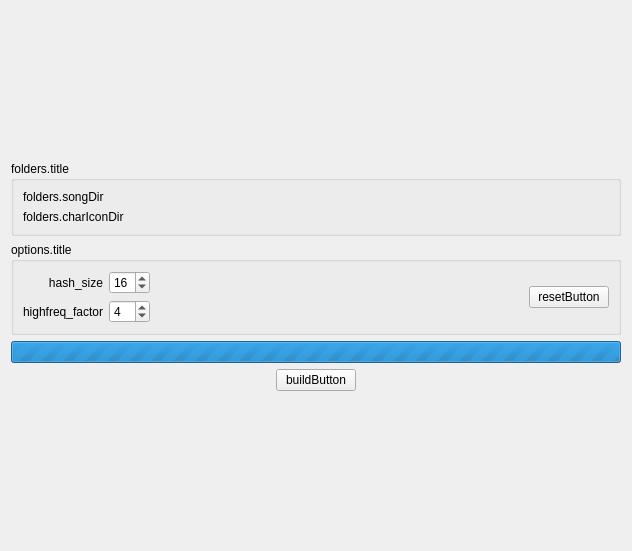
This is ui/designer/tabs/tabOcr/tabOcr_BuildPHashDatabase.ui in ArcaeaOffline/client-pyside6 as Qt 5 draws it before an edit. The edited form follows.
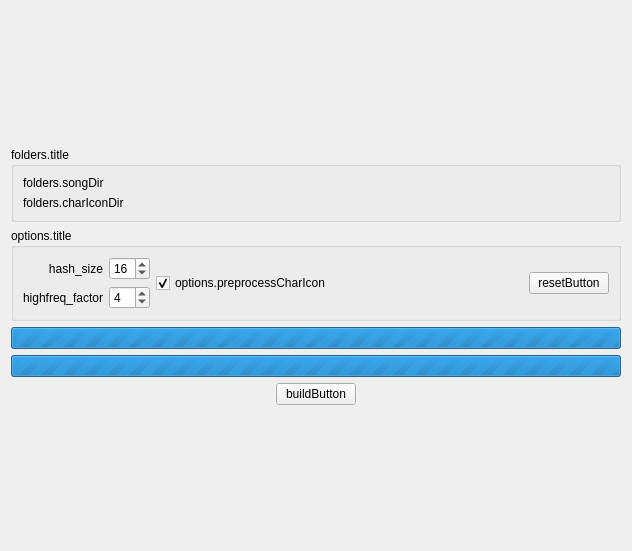
This is the edited form. Custom widgets are drawn as their Qt base class.

Commit message: impr: TabOcr_BuildPHashDatabase

```diff
--- a/ui/designer/tabs/tabOcr/tabOcr_BuildPHashDatabase.ui
+++ b/ui/designer/tabs/tabOcr/tabOcr_BuildPHashDatabase.ui
@@ -151,6 +151,16 @@
         </item>
        </layout>
       </item>
+      <item>
+       <widget class="QCheckBox" name="preprocessCharIconCheckBox">
+        <property name="text">
+         <string>options.preprocessCharIcon</string>
+        </property>
+        <property name="checked">
+         <bool>true</bool>
+        </property>
+       </widget>
+      </item>
       <item>
        <spacer name="horizontalSpacer_3">
         <property name="orientation">
@@ -186,7 +196,23 @@
       <set>Qt::AlignCenter</set>
      </property>
      <property name="format">
-      <string notr="true">%v/%m - %p%</string>
+      <string>[Reading images] %v/%m - %p%</string>
+     </property>
+    </widget>
+   </item>
+   <item>
+    <widget class="QProgressBar" name="calculateHashProgressBar">
+     <property name="maximum">
+      <number>0</number>
+     </property>
+     <property name="value">
+      <number>0</number>
+     </property>
+     <property name="alignment">
+      <set>Qt::AlignCenter</set>
+     </property>
+     <property name="format">
+      <string>[Calculate hashes] %v/%m - %p%</string>
      </property>
     </widget>
    </item>
```
Left out of the diff: 8 changed lines with no effect on the pictures. The commit also changes 5 other files.
